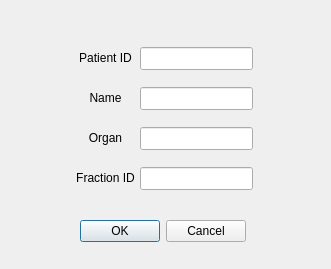
The window that widgets/ui/Form/PatientInput.ui (zhailei-scu/TRTimeRecord) describes before a commit, drawn with Qt 5.
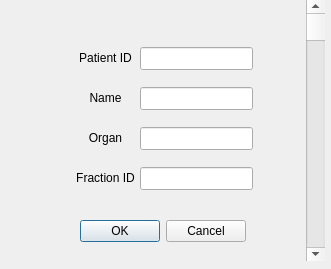
The same window after the commit.

What changed in the file:
```diff
--- a/widgets/ui/Form/PatientInput.ui
+++ b/widgets/ui/Form/PatientInput.ui
@@ -139,6 +139,19 @@
     <set>QDialogButtonBox::Cancel|QDialogButtonBox::Ok</set>
    </property>
   </widget>
+  <widget class="QScrollBar" name="verticalScrollBar">
+   <property name="geometry">
+    <rect>
+     <x>306</x>
+     <y>0</y>
+     <width>19</width>
+     <height>261</height>
+    </rect>
+   </property>
+   <property name="orientation">
+    <enum>Qt::Vertical</enum>
+   </property>
+  </widget>
  </widget>
  <resources/>
  <connections/>
```
